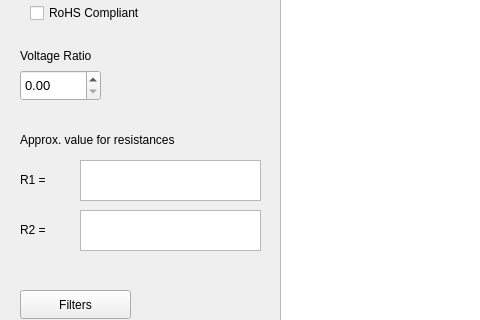
Above: mainwindow.ui from kagandikmen/Pick-a-Res before the change; both pictures show x 0 to 480 and y 220 to 540 of the 1004 by 665 pixel window. Below: the same form after it.
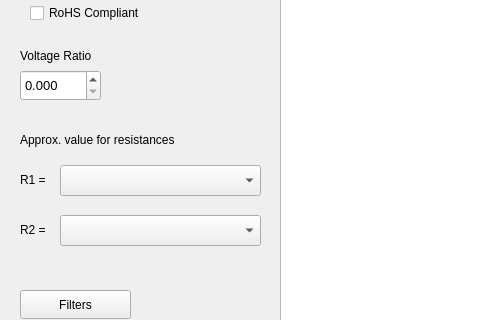
That is the form after the change.

Commit message: changes R1/R2 QPlainTextEdit units to combo boxes

Patch:
```diff
--- a/mainwindow.ui
+++ b/mainwindow.ui
@@ -100,6 +100,12 @@
       <pointsize>10</pointsize>
      </font>
     </property>
+    <property name="decimals">
+     <number>3</number>
+    </property>
+    <property name="maximum">
+     <double>1.000000000000000</double>
+    </property>
    </widget>
    <widget class="QLabel" name="relationInputLabel">
     <property name="geometry">
@@ -119,16 +125,6 @@
      <string>Voltage Ratio</string>
     </property>
    </widget>
-   <widget class="QPlainTextEdit" name="approxValueTextInput_R1">
-    <property name="geometry">
-     <rect>
-      <x>80</x>
-      <y>380</y>
-      <width>181</width>
-      <height>41</height>
-     </rect>
-    </property>
-   </widget>
    <widget class="QLabel" name="approxValueLabel">
     <property name="geometry">
      <rect>
@@ -238,16 +234,6 @@
      </property>
     </column>
    </widget>
-   <widget class="QPlainTextEdit" name="approxValueTextInput_R2">
-    <property name="geometry">
-     <rect>
-      <x>80</x>
-      <y>430</y>
-      <width>181</width>
-      <height>41</height>
-     </rect>
-    </property>
-   </widget>
    <widget class="QLabel" name="R1_Label">
     <property name="geometry">
      <rect>
@@ -274,6 +260,26 @@
      <string>R2 = </string>
     </property>
    </widget>
+   <widget class="QComboBox" name="comboBox_R1">
+    <property name="geometry">
+     <rect>
+      <x>60</x>
+      <y>435</y>
+      <width>201</width>
+      <height>31</height>
+     </rect>
+    </property>
+   </widget>
+   <widget class="QComboBox" name="comboBox_R2">
+    <property name="geometry">
+     <rect>
+      <x>60</x>
+      <y>385</y>
+      <width>201</width>
+      <height>31</height>
+     </rect>
+    </property>
+   </widget>
   </widget>
   <widget class="QMenuBar" name="menubar">
    <property name="geometry">
```
The commit also changes 3 other files.
